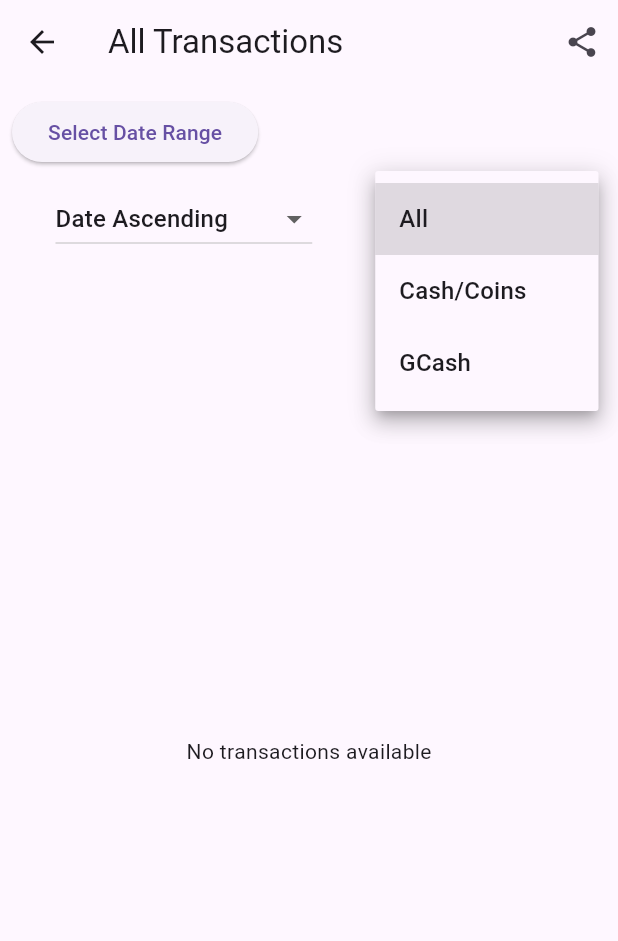
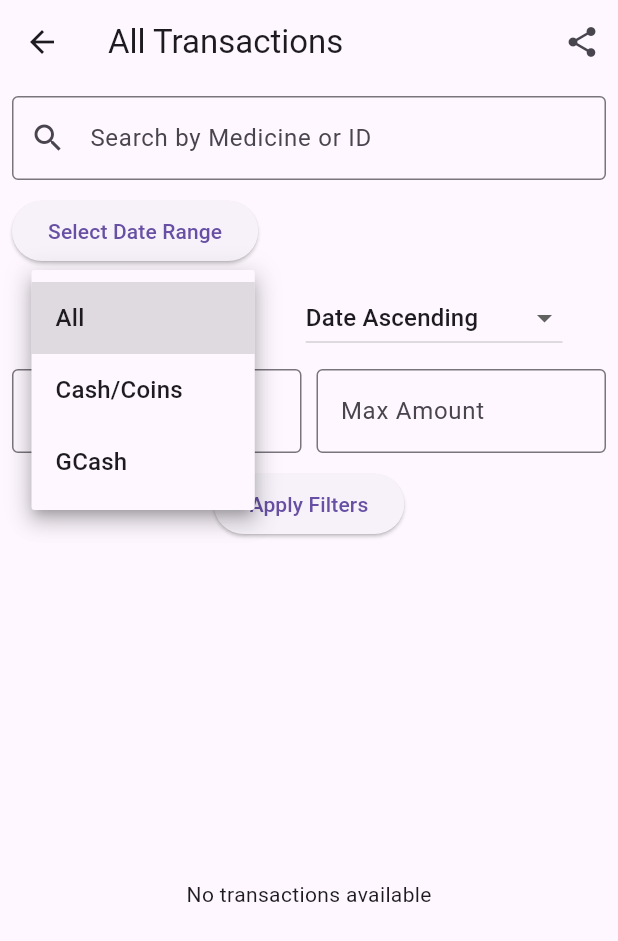
Before and after one commit to Ruoneee/vendomed_flutter, a Flutter app: the AllTransactionsPopup screen opened directly, after a tap on "All", on a phone screen of 412 x 824 dp. Shown: the top 941 px of the screen. Run offline on Flutter 3.47's test engine with Material 3 defaults, Android fonts, the phone set to English and light mode, and no system bars; our stand-ins replace printing, sqflite, syncfusion_flutter_charts; accounts and stored records are empty; statements that could not run were skipped.

Commit message:
Modified some features for transaction.dart and dashboard.dart

```diff
--- a/lib/transaction.dart
+++ b/lib/transaction.dart
@@ -1,4 +1,3 @@
-// transaction.dart
 import 'dart:async';
 import 'package:flutter/material.dart';
 import 'package:syncfusion_flutter_charts/charts.dart';
@@ -18,7 +17,6 @@ class TransactionItem {
   final String date;
   final double totalAmount;
   final String paymentMethod;
-
   TransactionItem({
     required this.medicine,
     required this.date,
@@ -56,7 +54,6 @@ class _TransactionScreenState extends State<TransactionScreen> {
     super.dispose();
   }
 
-  // Fetch transactions from the database and convert to TransactionItem list.
   Future<List<TransactionItem>> _fetchTransactions() async {
     final dataList = await DatabaseHelper().getTransactions();
     return dataList.map((row) {
@@ -69,17 +66,6 @@ class _TransactionScreenState extends State<TransactionScreen> {
         paymentMethod: row['payment_method'],
       );
     }).toList();
-  }
-
-  // Navigate back to Dashboard.
-  void _onTabSelected(BuildContext context, int index) {
-    if (index == 0) {
-      Navigator.pushReplacement(
-        context,
-        MaterialPageRoute(builder: (context) => DashboardScreen()),
-      );
-    }
-    // Extend for other tabs if needed.
   }
 
   // Build a card for a single transaction.
@@ -115,31 +101,15 @@ class _TransactionScreenState extends State<TransactionScreen> {
     );
   }
 
-  // Show the "See All" pop-up with integrated features.
-  void _showAllTransactionsPopup() {
-    showModalBottomSheet(
-      context: context,
-      isScrollControlled: true,
-      builder: (context) => SizedBox(
-        height: MediaQuery.of(context).size.height * 0.85,
-        child: AllTransactionsPopup(),
-      ),
-    );
-  }
-
   @override
   Widget build(BuildContext context) {
     return Scaffold(
-      // AppBar.
       appBar: AppBar(
         automaticallyImplyLeading: false,
-        title: const Text(
-          'Transactions',
-          style: TextStyle(color: Colors.white, fontSize: 28),
-        ),
+        title:
+        const Text('Transactions', style: TextStyle(color: Colors.white, fontSize: 28)),
         backgroundColor: const Color(0xFF0D2A5E),
       ),
-      // Body.
       body: FutureBuilder<List<TransactionItem>>(
         future: _futureTransactions,
         builder: (context, snapshot) {
@@ -150,16 +120,18 @@ class _TransactionScreenState extends State<TransactionScreen> {
           } else if (!snapshot.hasData || snapshot.data!.isEmpty) {
             return const Center(child: Text('No transactions available'));
           }
-
           final transactions = snapshot.data!;
           final totalCount = transactions.length;
-          int cashCoinsCount = transactions.where((tx) => tx.paymentMethod == 'Cash/Coins').length;
+          int cashCoinsCount =
+              transactions.where((tx) => tx.paymentMethod == 'Cash/Coins').length;
           int gCashCount = transactions.where((tx) => tx.paymentMethod == 'GCash').length;
-          double percentCashCoins = totalCount > 0 ? (cashCoinsCount / totalCount * 100) : 0;
-          double percentGCash = totalCount > 0 ? (gCashCount / totalCount * 100) : 0;
-          String mostUsedMethod = cashCoinsCount >= gCashCount ? "Cash/Coins" : "GCash";
+          double percentCashCoins =
+          totalCount > 0 ? (cashCoinsCount / totalCount * 100) : 0;
+          double percentGCash =
+          totalCount > 0 ? (gCashCount / totalCount * 100) : 0;
+          String mostUsedMethod =
+          cashCoinsCount >= gCashCount ? "Cash/Coins" : "GCash";
 
-          // Build pie chart data.
           final List<PaymentMethodData> paymentMethods = [
             PaymentMethodData("Cash/Coins", percentCashCoins),
             PaymentMethodData("GCash", percentGCash),
@@ -175,7 +147,6 @@ class _TransactionScreenState extends State<TransactionScreen> {
                   style: TextStyle(fontSize: 28, fontWeight: FontWeight.bold),
                 ),
                 const SizedBox(height: 20),
-                // Pie Chart (you can adjust height further if needed)
                 SizedBox(
                   height: 600,
                   child: SfCircularChart(
@@ -199,7 +170,6 @@ class _TransactionScreenState extends State<TransactionScreen> {
                   ),
                 ),
                 const SizedBox(height: 30),
-                // Row: Total Transactions & Most Used Method.
                 Row(
                   mainAxisAlignment: MainAxisAlignment.spaceBetween,
                   children: [
@@ -213,7 +183,8 @@ class _TransactionScreenState extends State<TransactionScreen> {
                         const SizedBox(height: 10),
                         Text(
                           "$totalCount",
-                          style: const TextStyle(fontSize: 32, fontWeight: FontWeight.bold),
+                          style:
+                          const TextStyle(fontSize: 32, fontWeight: FontWeight.bold),
                         ),
                       ],
                     ),
@@ -238,7 +209,8 @@ class _TransactionScreenState extends State<TransactionScreen> {
                             const SizedBox(width: 8),
                             Text(
                               mostUsedMethod,
-                              style: const TextStyle(fontSize: 24, fontWeight: FontWeight.bold),
+                              style:
+                              const TextStyle(fontSize: 24, fontWeight: FontWeight.bold),
                             ),
                           ],
                         ),
@@ -247,7 +219,6 @@ class _TransactionScreenState extends State<TransactionScreen> {
                   ],
                 ),
                 const SizedBox(height: 40),
-                // Transactions list header.
                 Row(
                   mainAxisAlignment: MainAxisAlignment.spaceBetween,
                   children: [
@@ -255,9 +226,18 @@ class _TransactionScreenState extends State<TransactionScreen> {
                       "Transactions",
                       style: TextStyle(fontSize: 26, fontWeight: FontWeight.bold),
                     ),
-                    // "See All" button to open the pop-up screen.
+                    // "See All" button launches the pop-up screen.
                     TextButton(
-                      onPressed: _showAllTransactionsPopup,
+                      onPressed: () {
+                        showModalBottomSheet(
+                          context: context,
+                          isScrollControlled: true,
+                          builder: (context) => SizedBox(
+                            height: MediaQuery.of(context).size.height * 0.85,
+                            child: AllTransactionsPopup(),
+                          ),
+                        );
+                      },
                       child: const Text(
                         "See All",
                         style: TextStyle(fontSize: 18),
@@ -266,19 +246,28 @@ class _TransactionScreenState extends State<TransactionScreen> {
                   ],
                 ),
                 const SizedBox(height: 20),
-                // **Display ALL transactions** (no .take(3)).
                 Column(
-                  children: transactions.map((tx) => _buildTransactionCard(tx)).toList(),
+                  children:
+                  transactions.map((tx) => _buildTransactionCard(tx)).toList(),
                 ),
               ],
             ),
           );
         },
       ),
-      // Bottom navigation bar.
+      // Bottom Navigation Bar for TransactionScreen.
       bottomNavigationBar: BottomNavigationBar(
-        currentIndex: 1,
-        onTap: (index) => _onTabSelected(context, index),
+        currentIndex: 1, // Always show Payments as active.
+        onTap: (index) {
+          if (index == 0) {
+            Navigator.pushReplacement(
+              context,
+              MaterialPageRoute(builder: (context) => DashboardScreen()),
+            );
+          }
+          // For index 1 (Payments) do nothing.
+          // Extend for additional tabs if needed.
+        },
         selectedItemColor: Colors.blueAccent,
         unselectedItemColor: Colors.grey,
         iconSize: 36,
@@ -297,11 +286,9 @@ class _TransactionScreenState extends State<TransactionScreen> {
 
 /// --- AllTransactionsPopup ---
 /// This pop-up integrates:
-/// 1. A full transactions list
-/// 2. Sorting & filtering controls (dropdowns)
-/// 3. A date range picker
-/// 4. Transaction details on tap
-/// 5. Export/Print button (stubbed)
+/// • Advanced Filtering & Sorting (date range, payment method, medicine name, transaction amount, sorting options)
+/// • Search functionality (by medicine name or transaction ID)
+/// • Detailed Transaction View (tapping a transaction shows a detailed breakdown in a dialog)
 class AllTransactionsPopup extends StatefulWidget {
   const AllTransactionsPopup({Key? key}) : super(key: key);
 
@@ -314,6 +301,9 @@ class _AllTransactionsPopupState extends State<AllTransactionsPopup> {
   String _sortOption = 'Date Ascending';
   String _filterPaymentMethod = 'All';
   DateTimeRange? _selectedDateRange;
+  String _searchQuery = '';
+  final TextEditingController _minAmountController = TextEditingController();
+  final TextEditingController _maxAmountController = TextEditingController();
 
   @override
   void initState() {
@@ -321,9 +311,16 @@ class _AllTransactionsPopupState extends State<AllTransactionsPopup> {
     _futureTransactions = DatabaseHelper().getTransactions();
   }
 
-  // Process transactions with sorting, filtering, and date range.
+  @override
+  void dispose() {
+    _minAmountController.dispose();
+    _maxAmountController.dispose();
+    super.dispose();
+  }
+
   Future<List<Map<String, dynamic>>> _getProcessedTransactions() async {
-    List<Map<String, dynamic>> txList = await DatabaseHelper().getTransactions();
+    List<Map<String, dynamic>> txList =
+    await DatabaseHelper().getTransactions();
 
     // Apply date range filter.
     if (_selectedDateRange != null) {
@@ -337,6 +334,26 @@ class _AllTransactionsPopupState extends State<AllTransactionsPopup> {
     // Apply payment method filter.
     if (_filterPaymentMethod != 'All') {
       txList = txList.where((tx) => tx['payment_method'] == _filterPaymentMethod).toList();
+    }
+
+    // Apply search query (medicine name or transaction ID).
+    if (_searchQuery.isNotEmpty) {
+      txList = txList.where((tx) {
+        final medicine = tx['medicine']?.toString().toLowerCase() ?? '';
+        final txId = tx['transaction_id']?.toString().toLowerCase() ?? '';
+        return medicine.contains(_searchQuery.toLowerCase()) ||
+            txId.contains(_searchQuery.toLowerCase());
+      }).toList();
+    }
+
+    // Apply transaction amount filters.
+    double? minAmount = double.tryParse(_minAmountController.text);
+    double? maxAmount = double.tryParse(_maxAmountController.text);
+    if (minAmount != null) {
+      txList = txList.where((tx) => (tx['total_amount'] as num).toDouble() >= minAmount).toList();
+    }
+    if (maxAmount != null) {
+      txList = txList.where((tx) => (tx['total_amount'] as num).toDouble() <= maxAmount).toList();
     }
 
     // Apply sorting.
@@ -396,13 +413,27 @@ class _AllTransactionsPopupState extends State<AllTransactionsPopup> {
     );
   }
 
-  // Build the top section with sorting, filtering, and date range picker.
+  // Build the filter section with search, date range, payment method, amount filters, and sorting.
   Widget _buildFilterSection() {
     return Padding(
       padding: const EdgeInsets.all(8.0),
       child: Column(
         children: [
-          // Date Range Picker button.
+          // Search bar.
+          TextField(
+            decoration: InputDecoration(
+              labelText: 'Search by Medicine or ID',
+              prefixIcon: Icon(Icons.search),
+              border: OutlineInputBorder(),
+            ),
+            onChanged: (value) {
+              setState(() {
+                _searchQuery = value;
+              });
+            },
+          ),
+          const SizedBox(height: 10),
+          // Date range picker.
           Row(
             children: [
               ElevatedButton(
@@ -431,10 +462,24 @@ class _AllTransactionsPopupState extends State<AllTransactionsPopup> {
             ],
           ),
           const SizedBox(height: 10),
-          // Sorting and filtering dropdowns.
+          // Payment method and sorting dropdowns.
           Row(
             mainAxisAlignment: MainAxisAlignment.spaceAround,
             children: [
+              DropdownButton<String>(
+                value: _filterPaymentMethod,
+                items: <String>['All', 'Cash/Coins', 'GCash']
+                    .map((option) =>
+                    DropdownMenuItem(value: option, child: Text(option)))
+                    .toList(),
+                onChanged: (value) {
+                  if (value != null) {
+                    setState(() {
+                      _filterPaymentMethod = value;
+                    });
+                  }
+                },
+              ),
               DropdownButton<String>(
                 value: _sortOption,
                 items: <String>[
@@ -442,12 +487,10 @@ class _AllTransactionsPopupState extends State<AllTransactionsPopup> {
                   'Date Descending',
                   'Amount Ascending',
                   'Amount Descending'
-                ].map((option) {
-                  return DropdownMenuItem(
-                    value: option,
-                    child: Text(option),
-                  );
-                }).toList(),
+                ]
+                    .map((option) =>
+                    DropdownMenuItem(value: option, child: Text(option)))
+                    .toList(),
                 onChanged: (value) {
                   if (value != null) {
                     setState(() {
@@ -456,23 +499,50 @@ class _AllTransactionsPopupState extends State<AllTransactionsPopup> {
                   }
                 },
               ),
-              DropdownButton<String>(
-                value: _filterPaymentMethod,
-                items: <String>['All', 'Cash/Coins', 'GCash'].map((option) {
-                  return DropdownMenuItem(
-                    value: option,
-                    child: Text(option),
-                  );
-                }).toList(),
-                onChanged: (value) {
-                  if (value != null) {
-                    setState(() {
-                      _filterPaymentMethod = value;
-                    });
-                  }
-                },
+            ],
+          ),
+          const SizedBox(height: 10),
+          // Amount filter: min and max.
+          Row(
+            children: [
+              Expanded(
+                child: TextField(
+                  controller: _minAmountController,
+                  keyboardType: TextInputType.number,
+                  decoration: InputDecoration(
+                    labelText: 'Min Amount',
+                    border: OutlineInputBorder(),
+                  ),
+                  onChanged: (value) {
+                    setState(() {});
+                  },
+                ),
+              ),
+              const SizedBox(width: 10),
+              Expanded(
+                child: TextField(
+                  controller: _maxAmountController,
+                  keyboardType: TextInputType.number,
+                  decoration: InputDecoration(
+                    labelText: 'Max Amount',
+                    border: OutlineInputBorder(),
+                  ),
+                  onChanged: (value) {
+                    setState(() {});
+                  },
+                ),
               ),
             ],
+          ),
+          const SizedBox(height: 10),
+          // Button to apply filters.
+          ElevatedButton(
+            onPressed: () {
+              setState(() {
+                _futureTransactions = _getProcessedTransactions();
+              });
+            },
+            child: const Text("Apply Filters"),
           ),
         ],
       ),
@@ -485,11 +555,10 @@ class _AllTransactionsPopupState extends State<AllTransactionsPopup> {
       appBar: AppBar(
         title: const Text("All Transactions"),
         actions: [
-          // Export/Print button stub.
           IconButton(
             icon: const Icon(Icons.share),
             onPressed: () {
-              // TODO: Implement export/print functionality.
+              // Export/Print functionality stub.
               ScaffoldMessenger.of(context).showSnackBar(
                 const SnackBar(content: Text("Export/Print feature not implemented")),
               );
@@ -527,7 +596,7 @@ class _AllTransactionsPopupState extends State<AllTransactionsPopup> {
   }
 }
 
-// Extension on DateTime for short date formatting.
+// Extension for DateTime formatting.
 extension DateTimeExtension on DateTime {
   String toShortDateString() {
     return "${this.year}-${this.month.toString().padLeft(2, '0')}-${this.day.toString().padLeft(2, '0')}";
```
Also changed, not shown: lib/dashboard.dart (+9 -24 lines).
